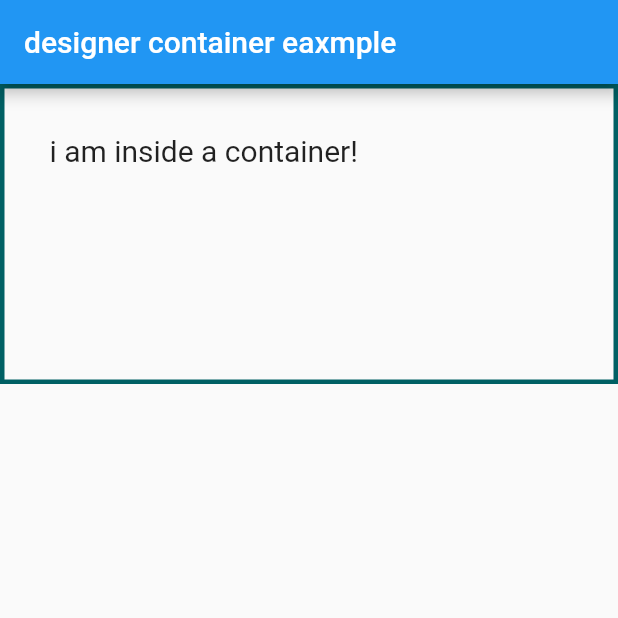
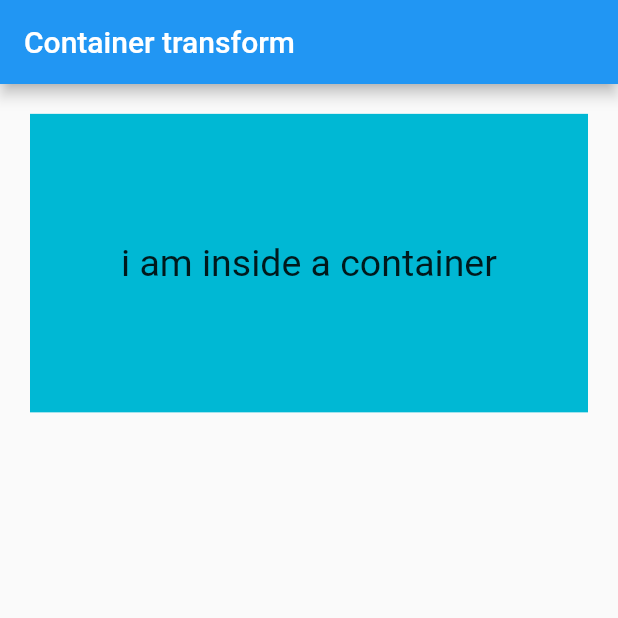
Before and after one commit to KSP11Kavya/containerr, a Flutter app: the screen it shows after launch, on a phone screen of 412 x 824 dp, the top half of it. Run offline on Flutter 3.47's test engine with Material 2 defaults, Android fonts, the phone set to English and light mode, and no system bars.

Commit message:
container learning tranform

```diff
--- a/lib/main.dart
+++ b/lib/main.dart
@@ -48,27 +48,50 @@
 //     );
 //   }
 // }
+
+///.................................
+///decoration property
+// class MyApp extends StatelessWidget {
+//   @override
+//   Widget build(BuildContext context) {
+//     return MaterialApp(
+//       home: Scaffold(
+//         appBar: AppBar(
+//           title: Text("designer container eaxmple"),
+//         ),
+//         body: Container(height: 200,
+//             width: double.infinity,
+//         //color:Colors.purple
+//     alignment: Alignment.center,
+//           margin: EdgeInsets.all(20),
+//       padding: EdgeInsets.all(30),
+//       decoration: BoxDecoration(
+//         border: Border.all(color: Colors.cyan.shade900,width: 3),
+//       ),
+//         child: Text("i am inside a container!",
+//           style: TextStyle(fontSize: 20)),
+//       ),
+//       ),
+//     );
+//   }
+// }
 class MyApp extends StatelessWidget {
+
+
   @override
   Widget build(BuildContext context) {
-    return MaterialApp(
-      home: Scaffold(
-        appBar: AppBar(
-          title: Text("designer container eaxmple"),
-        ),
-        body: Container(height: 200,
-            width: double.infinity,
-        //color:Colors.purple
-    alignment: Alignment.center
-          margin: EdgeInsets.all(20),
+    return MaterialApp( home: Scaffold(appBar: AppBar(title: Text("Container transform"),),
+    body: Container(
+      height: 200,
+      width: double.infinity,
+      color: Colors.cyanAccent.shade700,
+      alignment: Alignment.center,
+      margin: EdgeInsets.all(20),
       padding: EdgeInsets.all(30),
-      decoration: BoxDecoration(
-        border: Border.all(color: Colors.cyan.shade900,width: 3),
-      ),
-        child: Text("i am inside a container!",
-          style: TextStyle(fontSize: 20)),
-      ),
-      ),
-    );
+      transform: Matrix4.rotationX(0.1),
+      child: Text("i am inside a container",
+        style: TextStyle(fontSize: 25,),),
+    ),
+    ),);
   }
 }
```
